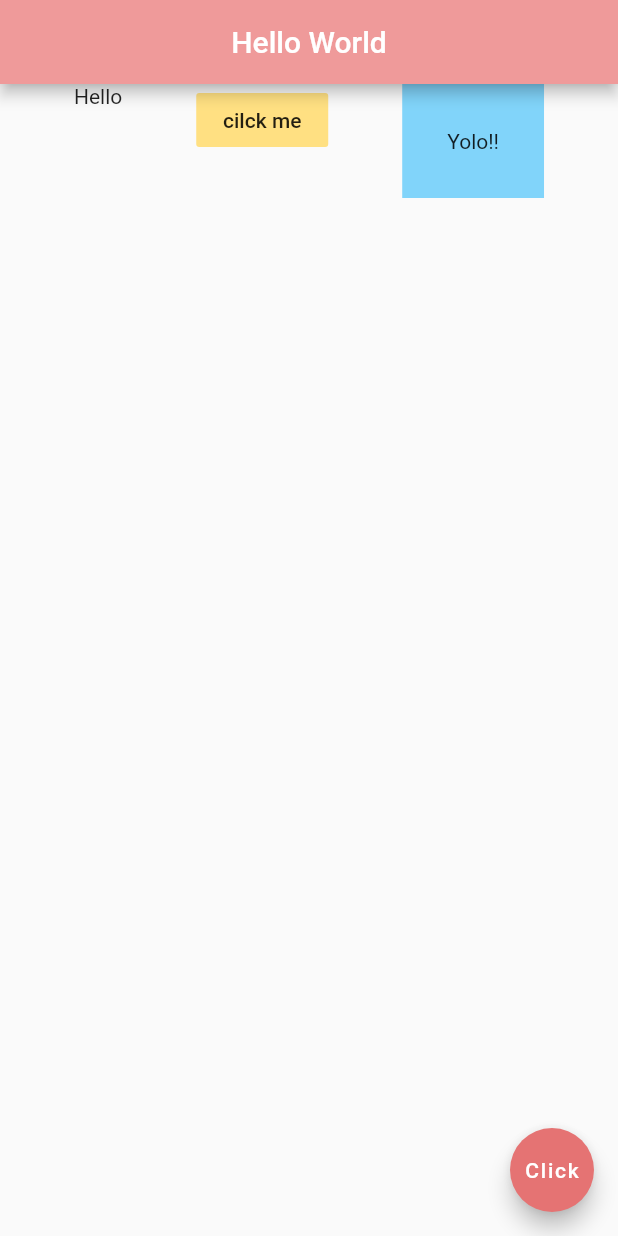
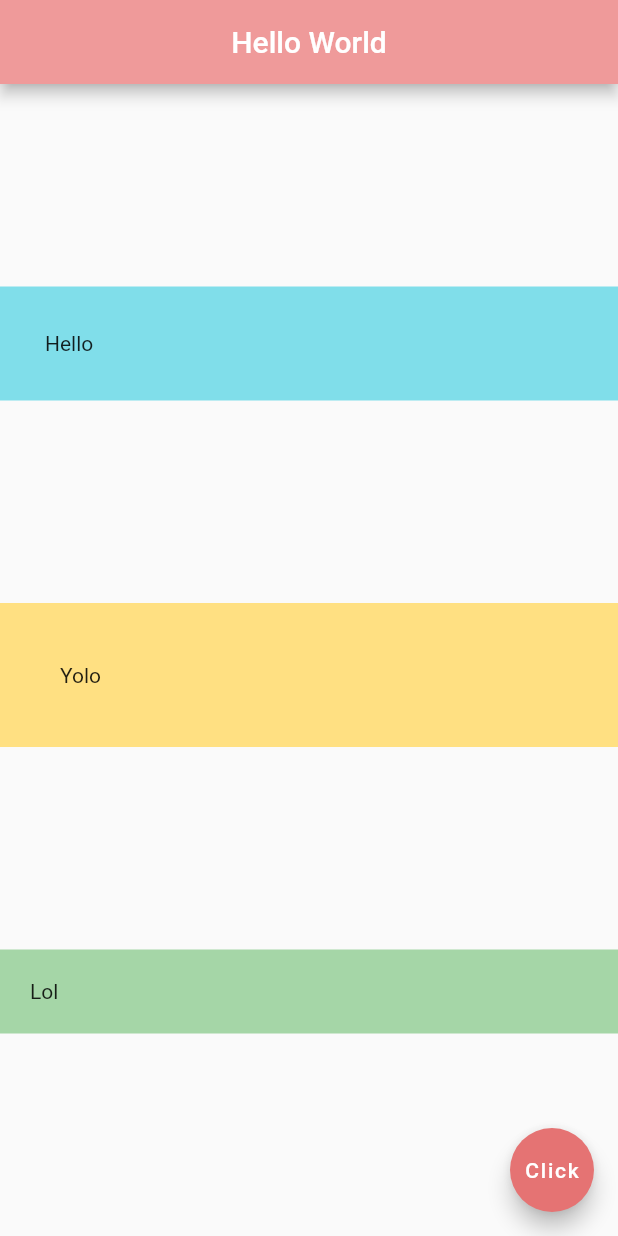
Before and after one commit to HarshitCd/Learning-App-Dev-with-Flutter, a Flutter app: the screen it shows after launch, on a phone screen of 412 x 824 dp. Run offline on Flutter 3.47's test engine with Material 2 defaults, Android fonts, the phone set to English and light mode, and no system bars.

Commit message:
Lesson8 Columns

```diff
--- a/lib/main.dart
+++ b/lib/main.dart
@@ -14,21 +14,26 @@ class Home extends StatelessWidget {
         centerTitle: true,
         backgroundColor: Colors.red[200],
       ),
-      body: Row(
+      body: Column(
         mainAxisAlignment: MainAxisAlignment.spaceEvenly,
-        crossAxisAlignment: CrossAxisAlignment.start,
+        crossAxisAlignment: CrossAxisAlignment.stretch,
         children: <Widget>[
-          Text('Hello'),
-          FlatButton(
-            onPressed: () {},
-            color: Colors.amber[200],
-            child: Text('cilck me'),
+          Container(
+            padding: EdgeInsets.all(30.0),
+            color: Colors.cyan[200],
+            child: Text('Hello'),
           ),
           Container(
-            color: Colors.lightBlue[200],
-            padding: EdgeInsets.all(30.0),
-            child: Text('Yolo!!'),
+            padding: EdgeInsets.all(40.0),
+            color: Colors.amber[200],
+            child: Text('Yolo'),
           ),
+          Container(
+            padding: EdgeInsets.all(20.0),
+            color: Colors.green[200],
+            child: Text('Lol'),
+          ),
+
         ],
       ),
       floatingActionButton: FloatingActionButton(
```
